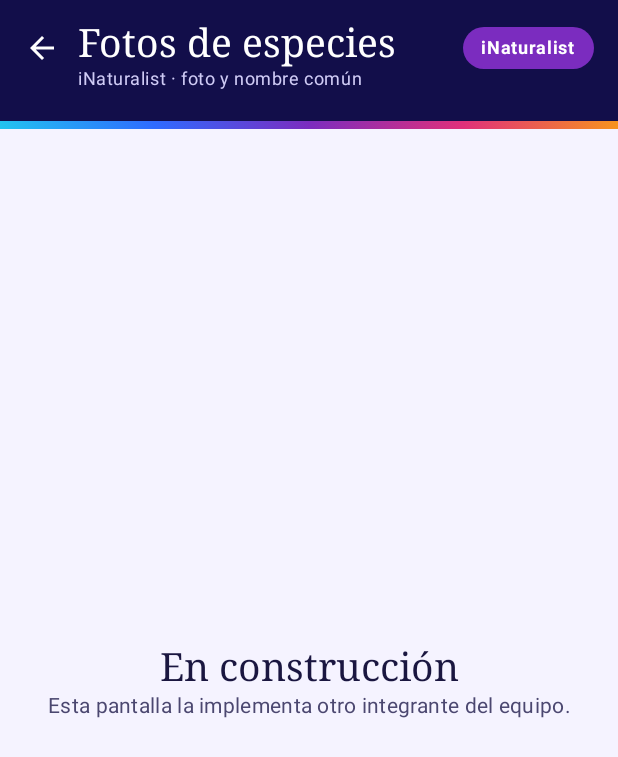
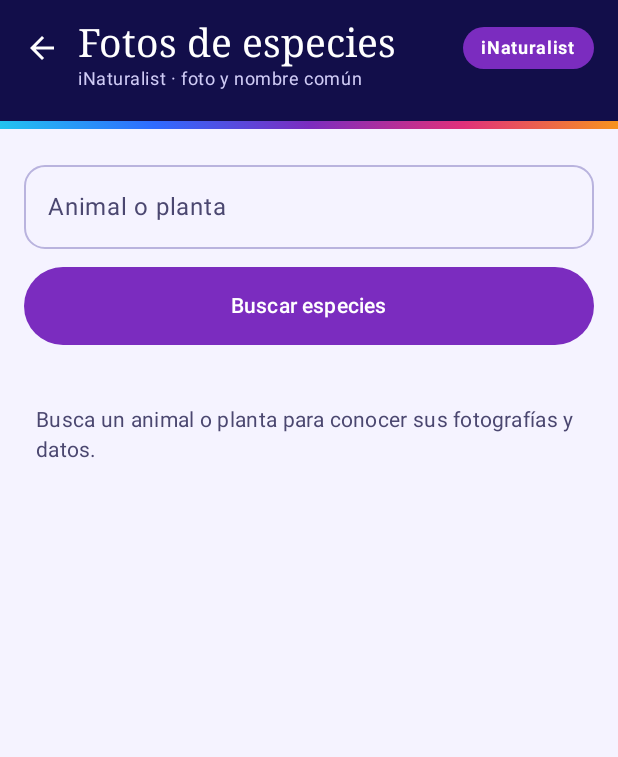
Before and after one commit to Nox4dr1/android-app-API-Practica, an Android app built with Jetpack Compose: the screen it shows after launch (MainActivity), after a tap on "Fotos de especies", on a phone screen of 412 x 824 dp. Shown: the top 757 px of the screen. Run offline under Robolectric (Android 15) with nearby library versions, the phone set to English and light mode, and no system bars; pictures from the network do not load.

Commit message:
feat: implementa TaxonesScreen

```diff
--- a/app/src/main/java/com/example/api_practica/ui/taxones/TaxonesScreen.kt
+++ b/app/src/main/java/com/example/api_practica/ui/taxones/TaxonesScreen.kt
@@ -1,20 +1,213 @@
 package com.example.api_practica.ui.taxones
 
-import androidx.compose.runtime.Composable
+import androidx.compose.foundation.background
+import androidx.compose.foundation.layout.*
+import androidx.compose.foundation.lazy.LazyColumn
+import androidx.compose.foundation.lazy.items
+import androidx.compose.foundation.shape.RoundedCornerShape
+import androidx.compose.material3.*
+import androidx.compose.runtime.*
+import androidx.compose.ui.Alignment
+import androidx.compose.ui.Modifier
+import androidx.compose.ui.draw.clip
+import androidx.compose.ui.layout.ContentScale
+import androidx.compose.ui.text.font.FontWeight
+import androidx.compose.ui.text.font.FontStyle
 import androidx.compose.ui.tooling.preview.Preview
-import com.example.api_practica.ui.components.PantallaEnConstruccion
+import androidx.compose.ui.unit.dp
+import androidx.lifecycle.viewmodel.compose.viewModel
+import coil.compose.AsyncImage
+import com.example.api_practica.model.Taxon
+import com.example.api_practica.ui.components.EncabezadoPantalla
+import com.example.api_practica.ui.components.MensajeError
 import com.example.api_practica.ui.theme.AcentoINaturalist
+import com.example.api_practica.ui.theme.FondoINaturalist
+import com.example.api_practica.ui.theme.TextoSecundario
 import com.example.api_practica.ui.theme.APIPracticaTheme
 
 @Composable
-fun TaxonesScreen(onVolver: () -> Unit) {
-    PantallaEnConstruccion(
+fun TaxonesScreen(
+    onVolver: () -> Unit,
+    viewModel: TaxonViewModel = viewModel()
+) {
+    val estado by viewModel.estado.collectAsState()
+    val error = estado.error
+
+    Column(
+        modifier = Modifier
+            .fillMaxSize()
+            .background(MaterialTheme.colorScheme.background)
+    ) {
+
+        EncabezadoPantalla(
             titulo = "Fotos de especies",
             subtitulo = "iNaturalist · foto y nombre común",
             etiqueta = "iNaturalist",
             colorEtiqueta = AcentoINaturalist,
             onVolver = onVolver
         )
+
+        Column(
+            modifier = Modifier
+                .fillMaxWidth()
+                .padding(16.dp),
+            verticalArrangement = Arrangement.spacedBy(12.dp)
+        ) {
+
+            OutlinedTextField(
+                value = estado.consulta,
+                onValueChange = {
+                    viewModel.actualizarConsulta(it)
+                },
+                label = {
+                    Text("Animal o planta")
+                },
+                placeholder = {
+                    Text("Ejemplo: Jaguar")
+                },
+                singleLine = true,
+                shape = RoundedCornerShape(14.dp),
+                modifier = Modifier.fillMaxWidth()
+            )
+
+            Button(
+                onClick = {
+                    viewModel.buscar()
+                },
+                enabled = !estado.cargando,
+                colors = ButtonDefaults.buttonColors(
+                    containerColor = AcentoINaturalist
+                ),
+                modifier = Modifier
+                    .fillMaxWidth()
+                    .height(52.dp)
+            ) {
+                Text("Buscar especies")
+            }
+        }
+
+        when {
+
+            estado.cargando -> {
+                Box(
+                    modifier = Modifier.fillMaxSize(),
+                    contentAlignment = Alignment.Center
+                ) {
+                    CircularProgressIndicator(
+                        color = AcentoINaturalist
+                    )
+                }
+            }
+
+            error != null -> {
+                MensajeError(
+                    mensaje = error,
+                    colorBoton = AcentoINaturalist,
+                    onReintentar = {
+                        viewModel.buscar()
+                    }
+                )
+            }
+
+            estado.lista.isNotEmpty() -> {
+                LazyColumn(
+                    modifier = Modifier.fillMaxSize(),
+                    contentPadding = PaddingValues(16.dp),
+                    verticalArrangement =
+                        Arrangement.spacedBy(12.dp)
+                ) {
+
+                    items(estado.lista) { taxon ->
+                        TarjetaTaxon(taxon)
+                    }
+                }
+            }
+
+            else -> {
+                Text(
+                    text = "Busca un animal o planta para conocer sus fotografías y datos.",
+                    modifier = Modifier.padding(24.dp),
+                    style = MaterialTheme.typography.bodyMedium,
+                    color = TextoSecundario
+                )
+            }
+        }
+    }
+}
+
+@Composable
+private fun TarjetaTaxon(taxon: Taxon) {
+
+    Card(
+        modifier = Modifier.fillMaxWidth(),
+        shape = RoundedCornerShape(18.dp),
+        colors = CardDefaults.cardColors(
+            containerColor = FondoINaturalist
+        )
+    ) {
+
+        Column(
+            modifier = Modifier.padding(16.dp),
+            verticalArrangement = Arrangement.spacedBy(8.dp)
+        ) {
+
+            if (!taxon.foto?.urlMediana.isNullOrBlank()) {
+
+                AsyncImage(
+                    model = taxon.foto?.urlMediana,
+                    contentDescription =
+                        taxon.nombreCientificoTexto(),
+                    contentScale = ContentScale.Fit,
+                    modifier = Modifier
+                        .fillMaxWidth()
+                        .height(220.dp)
+                        .clip(RoundedCornerShape(14.dp))
+                )
+
+                taxon.foto?.autoria?.let { autoria ->
+                    Text(
+                        text = autoria,
+                        style = MaterialTheme.typography.bodySmall,
+                        color = TextoSecundario
+                    )
+                }
+
+            } else {
+                Text(
+                    text = "Fotografía no disponible",
+                    color = TextoSecundario
+                )
+            }
+
+            Text(
+                text = taxon.nombreComunTexto(),
+                style = MaterialTheme.typography.headlineSmall,
+                fontWeight = FontWeight.Bold,
+                color = AcentoINaturalist
+            )
+
+            Text(
+                text = taxon.nombreCientificoTexto(),
+                fontStyle = FontStyle.Italic,
+                style = MaterialTheme.typography.bodyLarge
+            )
+
+            HorizontalDivider()
+
+            Text(
+                text = "Rango: ${taxon.rangoTexto()}"
+            )
+
+            Text(
+                text = "Observaciones: ${taxon.observacionesTexto()}"
+            )
+
+            Text(
+                text = "ID: ${taxon.id ?: "Sin dato"}",
+                color = TextoSecundario
+            )
+        }
+    }
 }
 
 @Preview(showBackground = true)
```
Lines whose indentation alone changed are shown as unchanged.
